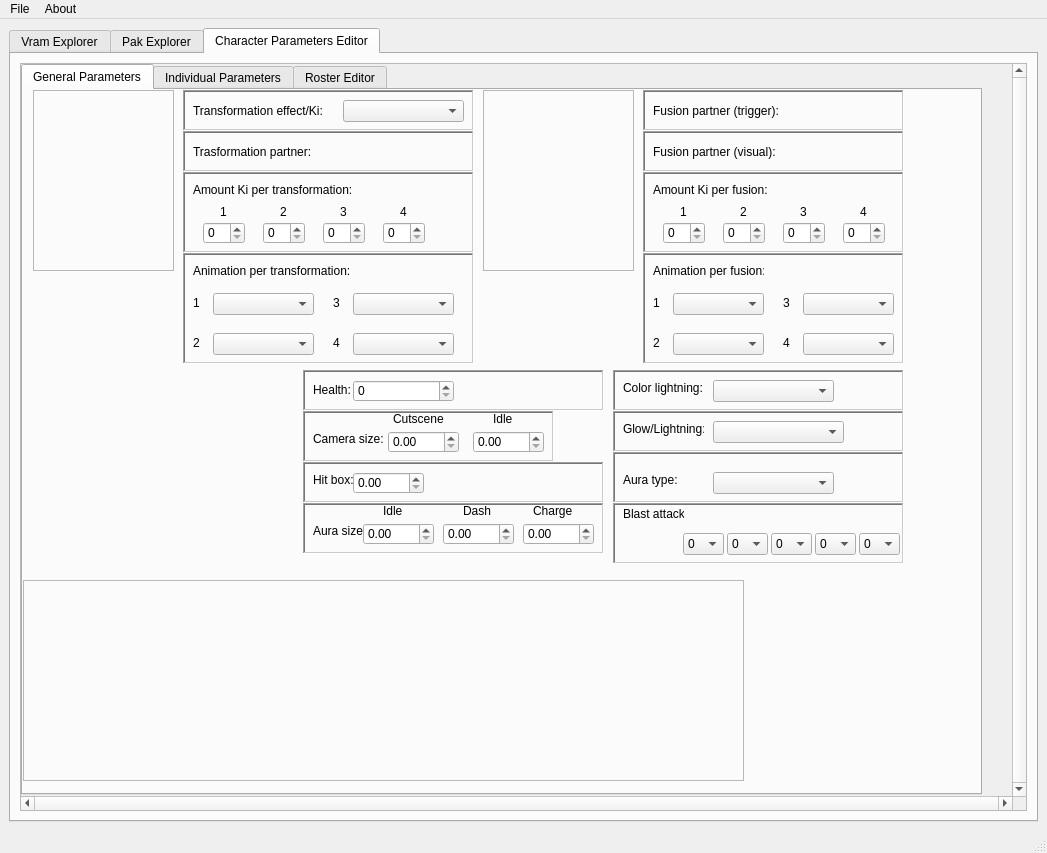
Above: lib/design/Raging_Tools/Raging_Tools.ui from adsl14/Raging-tools before the change. Below: the same form after it.
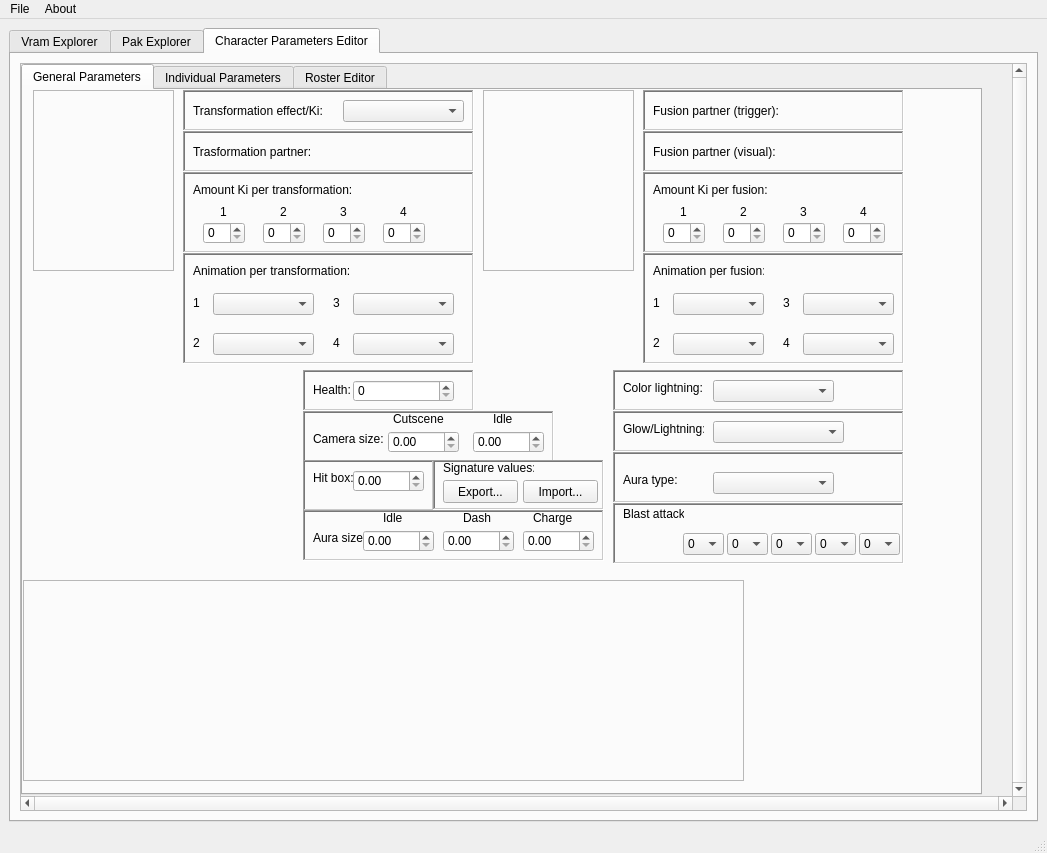
That is the form after the change. The open tabs and pages were chosen to show the change. Icons and pictures are not drawn.

Commit message: Added buttons for exporting and importing signature parameters

```diff
--- a/lib/design/Raging_Tools/Raging_Tools.ui
+++ b/lib/design/Raging_Tools/Raging_Tools.ui
@@ -1122,7 +1122,7 @@
                <rect>
                 <x>280</x>
                 <y>280</y>
-                <width>301</width>
+                <width>171</width>
                 <height>41</height>
                </rect>
               </property>
@@ -1184,9 +1184,9 @@
               <property name="geometry">
                <rect>
                 <x>280</x>
-                <y>372</y>
-                <width>301</width>
-                <height>41</height>
+                <y>370</y>
+                <width>131</width>
+                <height>51</height>
                </rect>
               </property>
               <property name="toolTip">
@@ -3614,7 +3614,7 @@
               <property name="geometry">
                <rect>
                 <x>280</x>
-                <y>413</y>
+                <y>420</y>
                 <width>301</width>
                 <height>51</height>
                </rect>
@@ -4540,6 +4540,64 @@
                </item>
               </widget>
              </widget>
+             <widget class="QFrame" name="signature_parameters">
+              <property name="geometry">
+               <rect>
+                <x>410</x>
+                <y>370</y>
+                <width>171</width>
+                <height>50</height>
+               </rect>
+              </property>
+              <property name="frameShape">
+               <enum>QFrame::WinPanel</enum>
+              </property>
+              <property name="frameShadow">
+               <enum>QFrame::Sunken</enum>
+              </property>
+              <widget class="QLabel" name="signature_parameters_text">
+               <property name="geometry">
+                <rect>
+                 <x>10</x>
+                 <y>0</y>
+                 <width>91</width>
+                 <height>16</height>
+                </rect>
+               </property>
+               <property name="toolTip">
+                <string>&lt;html&gt;&lt;head/&gt;&lt;body&gt;&lt;p&gt;The signature parameters of the character. If you change the animations of the signature in 'Individual Parameters' you have to change the signature values too in order to play the new animations propertly.&lt;/p&gt;&lt;/body&gt;&lt;/html&gt;</string>
+               </property>
+               <property name="text">
+                <string>Signature values:</string>
+               </property>
+              </widget>
+              <widget class="QPushButton" name="signature_parameters_export">
+               <property name="geometry">
+                <rect>
+                 <x>10</x>
+                 <y>20</y>
+                 <width>75</width>
+                 <height>23</height>
+                </rect>
+               </property>
+               <property name="text">
+                <string>Export...</string>
+               </property>
+              </widget>
+              <widget class="QPushButton" name="signature_parameters_import">
+               <property name="geometry">
+                <rect>
+                 <x>90</x>
+                 <y>20</y>
+                 <width>75</width>
+                 <height>23</height>
+                </rect>
+               </property>
+               <property name="text">
+                <string>Import...</string>
+               </property>
+              </widget>
+             </widget>
              <zorder>portrait</zorder>
              <zorder>transPartner</zorder>
              <zorder>transEffect</zorder>
@@ -4560,6 +4618,7 @@
              <zorder>fusionPanel</zorder>
              <zorder>aura_type</zorder>
              <zorder>ico_boost_stick_r</zorder>
+             <zorder>signature_parameters</zorder>
             </widget>
             <widget class="QWidget" name="operate_character_xyz_m_frame">
              <attribute name="title">
```
The commit also changes 1 other file.
